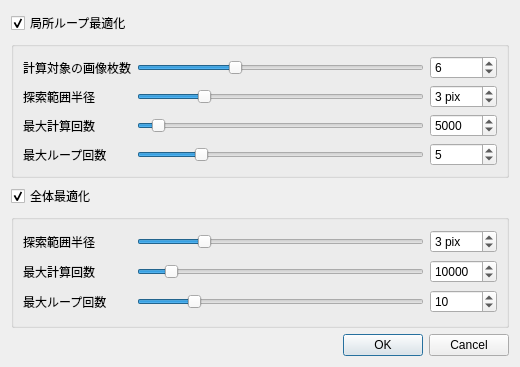
koyo00720/Image-Stitcher-Auto, file opti_settings.ui: the form before one commit.
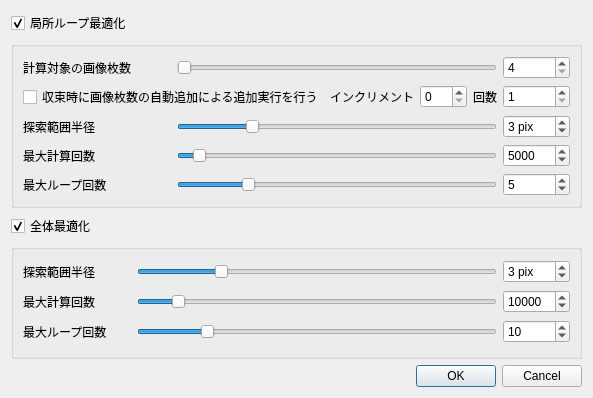
The form after the commit.

Patch:
```diff
--- a/opti_settings.ui
+++ b/opti_settings.ui
@@ -6,8 +6,8 @@
    <rect>
     <x>0</x>
     <y>0</y>
-    <width>520</width>
-    <height>367</height>
+    <width>550</width>
+    <height>398</height>
    </rect>
   </property>
   <property name="windowTitle">
@@ -150,43 +150,7 @@
       <string/>
      </property>
      <layout class="QGridLayout" name="gridLayout_2">
-      <item row="2" column="2">
-       <widget class="QSpinBox" name="spinBox_2">
-        <property name="minimum">
-         <number>20</number>
-        </property>
-        <property name="maximum">
-         <number>100000</number>
-        </property>
-        <property name="value">
-         <number>5000</number>
-        </property>
-       </widget>
-      </item>
-      <item row="0" column="1">
-       <widget class="QSlider" name="horizontalSlider">
-        <property name="minimum">
-         <number>4</number>
-        </property>
-        <property name="maximum">
-         <number>10</number>
-        </property>
-        <property name="value">
-         <number>6</number>
-        </property>
-        <property name="orientation">
-         <enum>Qt::Orientation::Horizontal</enum>
-        </property>
-       </widget>
-      </item>
-      <item row="3" column="0">
-       <widget class="QLabel" name="label_3">
-        <property name="text">
-         <string>最大ループ回数</string>
-        </property>
-       </widget>
-      </item>
-      <item row="3" column="2">
+      <item row="4" column="5">
        <widget class="QSpinBox" name="spinBox_3">
         <property name="minimum">
          <number>1</number>
@@ -199,73 +163,143 @@
         </property>
        </widget>
       </item>
-      <item row="2" column="0">
+      <item row="1" column="0" colspan="2">
+       <widget class="QCheckBox" name="checkBox_3">
+        <property name="text">
+         <string>収束時に画像枚数の自動追加による追加実行を行う</string>
+        </property>
+       </widget>
+      </item>
+      <item row="4" column="0">
+       <widget class="QLabel" name="label_3">
+        <property name="text">
+         <string>最大ループ回数</string>
+        </property>
+       </widget>
+      </item>
+      <item row="2" column="5">
+       <widget class="QSpinBox" name="spinBox_4">
+        <property name="suffix">
+         <string> pix</string>
+        </property>
+        <property name="minimum">
+         <number>1</number>
+        </property>
+        <property name="maximum">
+         <number>10</number>
+        </property>
+        <property name="value">
+         <number>3</number>
+        </property>
+       </widget>
+      </item>
+      <item row="3" column="0">
        <widget class="QLabel" name="label_2">
         <property name="text">
          <string>最大計算回数</string>
         </property>
        </widget>
       </item>
-      <item row="0" column="0">
-       <widget class="QLabel" name="label">
-        <property name="text">
-         <string>計算対象の画像枚数</string>
-        </property>
-       </widget>
-      </item>
-      <item row="3" column="1">
-       <widget class="QSlider" name="horizontalSlider_3">
+      <item row="3" column="5">
+       <widget class="QSpinBox" name="spinBox_2">
         <property name="minimum">
-         <number>1</number>
-        </property>
-        <property name="maximum">
          <number>20</number>
         </property>
+        <property name="maximum">
+         <number>100000</number>
+        </property>
         <property name="value">
-         <number>5</number>
+         <number>5000</number>
         </property>
-        <property name="orientation">
-         <enum>Qt::Orientation::Horizontal</enum>
+       </widget>
+      </item>
+      <item row="1" column="3">
+       <widget class="QSpinBox" name="spinBox_9">
+        <property name="minimum">
+         <number>0</number>
         </property>
+        <property name="maximum">
+         <number>100</number>
+        </property>
        </widget>
       </item>
-      <item row="0" column="2">
+      <item row="0" column="5">
        <widget class="QSpinBox" name="spinBox">
         <property name="minimum">
          <number>4</number>
         </property>
         <property name="maximum">
-         <number>10</number>
+         <number>100</number>
         </property>
         <property name="value">
-         <number>6</number>
+         <number>4</number>
         </property>
        </widget>
       </item>
-      <item row="2" column="1">
-       <widget class="QSlider" name="horizontalSlider_2">
-        <property name="minimum">
-         <number>20</number>
-        </property>
-        <property name="maximum">
-         <number>100000</number>
-        </property>
-        <property name="value">
-         <number>5000</number>
-        </property>
-        <property name="orientation">
-         <enum>Qt::Orientation::Horizontal</enum>
-        </property>
-       </widget>
-      </item>
-      <item row="1" column="0">
+      <item row="2" column="0">
        <widget class="QLabel" name="label_4">
         <property name="text">
          <string>探索範囲半径</string>
         </property>
        </widget>
       </item>
-      <item row="1" column="1">
+      <item row="1" column="5">
+       <widget class="QSpinBox" name="spinBox_8">
+        <property name="minimum">
+         <number>1</number>
+        </property>
+        <property name="maximum">
+         <number>100</number>
+        </property>
+        <property name="value">
+         <number>1</number>
+        </property>
+       </widget>
+      </item>
+      <item row="0" column="0">
+       <widget class="QLabel" name="label">
+        <property name="text">
+         <string>計算対象の画像枚数</string>
+        </property>
+       </widget>
+      </item>
+      <item row="1" column="2">
+       <widget class="QLabel" name="label_8">
+        <property name="text">
+         <string>インクリメント</string>
+        </property>
+        <property name="alignment">
+         <set>Qt::AlignmentFlag::AlignRight|Qt::AlignmentFlag::AlignTrailing|Qt::AlignmentFlag::AlignVCenter</set>
+        </property>
+       </widget>
+      </item>
+      <item row="1" column="4">
+       <widget class="QLabel" name="label_9">
+        <property name="text">
+         <string>回数</string>
+        </property>
+        <property name="alignment">
+         <set>Qt::AlignmentFlag::AlignRight|Qt::AlignmentFlag::AlignTrailing|Qt::AlignmentFlag::AlignVCenter</set>
+        </property>
+       </widget>
+      </item>
+      <item row="0" column="1" colspan="4">
+       <widget class="QSlider" name="horizontalSlider">
+        <property name="minimum">
+         <number>4</number>
+        </property>
+        <property name="maximum">
+         <number>100</number>
+        </property>
+        <property name="value">
+         <number>4</number>
+        </property>
+        <property name="orientation">
+         <enum>Qt::Orientation::Horizontal</enum>
+        </property>
+       </widget>
+      </item>
+      <item row="2" column="1" colspan="4">
        <widget class="QSlider" name="horizontalSlider_4">
         <property name="minimum">
          <number>1</number>
@@ -281,19 +315,35 @@
         </property>
        </widget>
       </item>
-      <item row="1" column="2">
-       <widget class="QSpinBox" name="spinBox_4">
-        <property name="suffix">
-         <string> pix</string>
+      <item row="3" column="1" colspan="4">
+       <widget class="QSlider" name="horizontalSlider_2">
+        <property name="minimum">
+         <number>20</number>
         </property>
+        <property name="maximum">
+         <number>100000</number>
+        </property>
+        <property name="value">
+         <number>5000</number>
+        </property>
+        <property name="orientation">
+         <enum>Qt::Orientation::Horizontal</enum>
+        </property>
+       </widget>
+      </item>
+      <item row="4" column="1" colspan="4">
+       <widget class="QSlider" name="horizontalSlider_3">
         <property name="minimum">
          <number>1</number>
         </property>
         <property name="maximum">
-         <number>10</number>
+         <number>20</number>
         </property>
         <property name="value">
-         <number>3</number>
+         <number>5</number>
+        </property>
+        <property name="orientation">
+         <enum>Qt::Orientation::Horizontal</enum>
         </property>
        </widget>
       </item>
```
